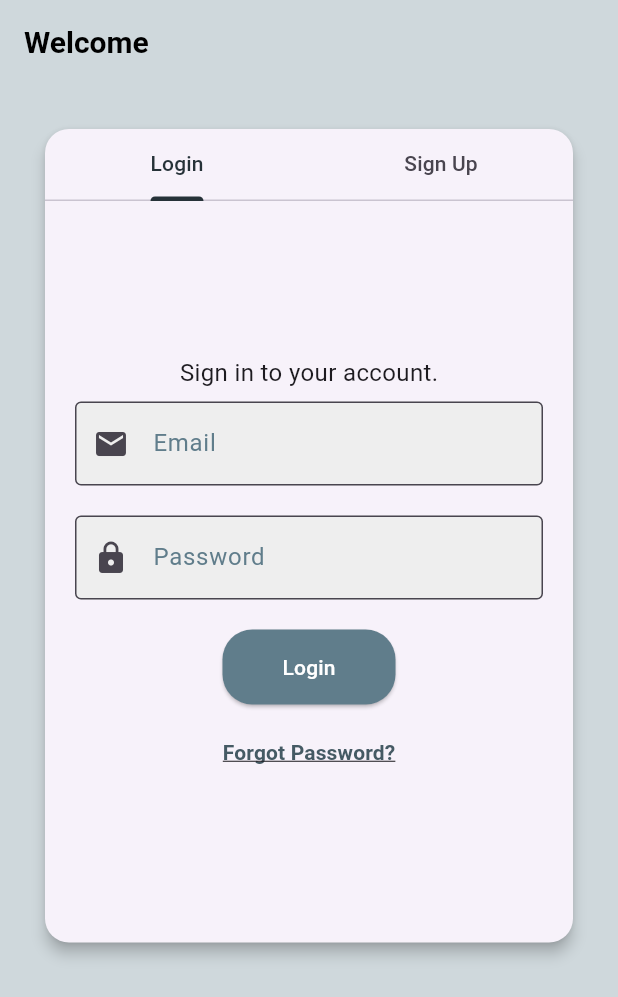
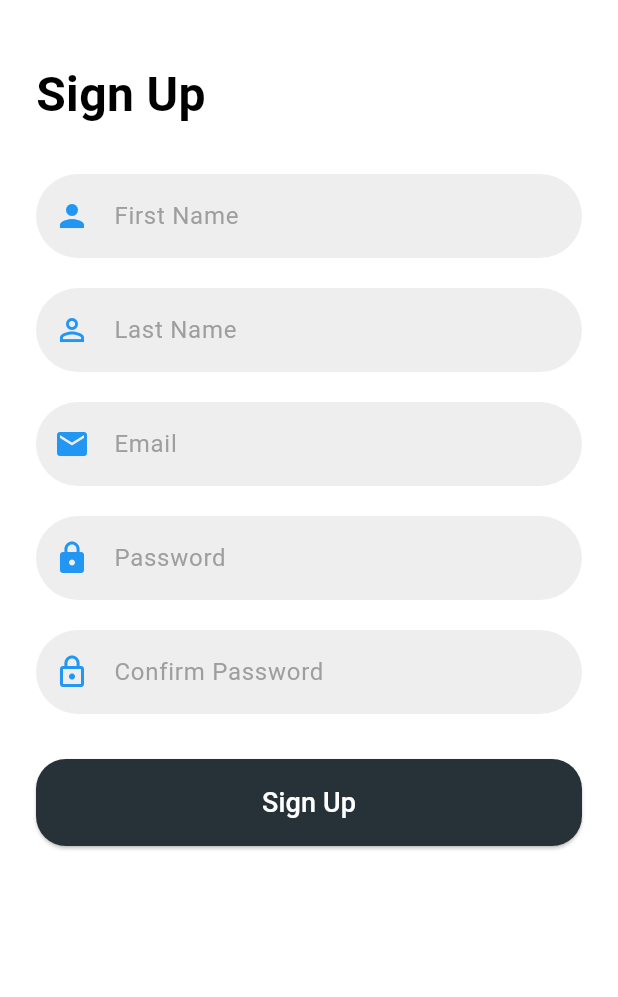
Before and after one commit to GreatGrant/RULE-BASED-EXPERT-SYSTEM-FOR-MALARIA-DIAGNOSIS, a Flutter app: the screen it shows after launch, on a phone screen of 412 x 824 dp. Shown: the top 997 px of the screen. Run offline on Flutter 3.47's test engine with Material 3 defaults, Android fonts, the phone set to English and light mode, and no system bars; our stand-ins replace cloud_firestore, device_info_plus, equatable, firebase_auth, firebase_core, go_router and 2 more; accounts and stored records are empty; Roboto replaces fonts that are missing (Poppins).

```diff
--- a/lib/navigation/go_router.dart
+++ b/lib/navigation/go_router.dart
@@ -3,6 +3,7 @@ import 'package:go_router/go_router.dart';
 import 'package:rbes_for_malaria_diagnosis/screens/admin_dashboard/admin_dashboard.dart';
 import 'package:rbes_for_malaria_diagnosis/screens/diagnosis/diagnosis_screen.dart';
 import 'package:rbes_for_malaria_diagnosis/screens/forgot_password/forgot_password_page.dart';
+import 'package:rbes_for_malaria_diagnosis/screens/sign_up/sign_up_screen.dart';
 import '../screens/edit_staff/edit_staff_details.dart';
 import '../screens/home/login_signup_screen.dart';
 import '../screens/manage_patients/manage_patients.dart';
@@ -17,7 +18,7 @@ final router = GoRouter(
       builder: (context, state) => const LoginSignUpScreen(title: "Welcome"),
       pageBuilder: (context, state) {
         return const CustomTransitionPage(
-          child: LoginSignUpScreen(title: "Welcome"),
+          child: SignupScreen(),
           transitionsBuilder: _fadeTransition,
         );
       },
--- /dev/null
+++ b/lib/screens/sign_up/sign_up_screen.dart
@@ -0,0 +1,169 @@
+import 'package:flutter/cupertino.dart';
+import 'package:flutter/material.dart';
+
+class SignupScreen extends StatefulWidget {
+  const SignupScreen({super.key});
+
+  @override
+  _SignupScreenState createState() => _SignupScreenState();
+}
+
+class _SignupScreenState extends State<SignupScreen> {
+  final _formKey = GlobalKey<FormState>();
+  final TextEditingController _firstNameController = TextEditingController();
+  final TextEditingController _lastNameController = TextEditingController();
+  final TextEditingController _emailController = TextEditingController();
+  final TextEditingController _passwordController = TextEditingController();
+  final TextEditingController _confirmPasswordController = TextEditingController();
+
+  @override
+  void dispose() {
+    _firstNameController.dispose();
+    _lastNameController.dispose();
+    _emailController.dispose();
+    _passwordController.dispose();
+    _confirmPasswordController.dispose();
+    super.dispose();
+  }
+
+  @override
+  Widget build(BuildContext context) {
+    return Scaffold(
+      backgroundColor: Colors.white,
+      body: SingleChildScrollView(
+        padding: const EdgeInsets.symmetric(horizontal: 24.0, vertical: 40.0),
+        child: Form(
+          key: _formKey,
+          child: Column(
+            crossAxisAlignment: CrossAxisAlignment.start,
+            children: [
+              const Text(
+                'Sign Up',
+                style: TextStyle(
+                  fontSize: 32,
+                  fontWeight: FontWeight.bold,
+                  color: Colors.black,
+                ),
+              ),
+              const SizedBox(height: 30),
+              _buildTextField(
+                controller: _firstNameController,
+                label: 'First Name',
+                icon: Icons.person,
+                validator: (value) =>
+                value!.isEmpty ? 'First name is required' : null,
+              ),
+              const SizedBox(height: 20),
+              _buildTextField(
+                controller: _lastNameController,
+                label: 'Last Name',
+                icon: Icons.person_outline,
+                validator: (value) =>
+                value!.isEmpty ? 'Last name is required' : null,
+              ),
+              const SizedBox(height: 20),
+              _buildTextField(
+                controller: _emailController,
+                label: 'Email',
+                icon: Icons.email,
+                keyboardType: TextInputType.emailAddress,
+                validator: (value) {
+                  if (value!.isEmpty) {
+                    return 'Email is required';
+                  }
+                  if (!RegExp(r'^[^@]+@[^@]+\.[^@]+').hasMatch(value)) {
+                    return 'Enter a valid email address';
+                  }
+                  return null;
+                },
+              ),
+              const SizedBox(height: 20),
+              _buildTextField(
+                controller: _passwordController,
+                label: 'Password',
+                icon: Icons.lock,
+                obscureText: true,
+                validator: (value) {
+                  if (value!.isEmpty) {
+                    return 'Password is required';
+                  }
+                  if (value.length < 6) {
+                    return 'Password must be at least 6 characters long';
+                  }
+                  return null;
+                },
+              ),
+              const SizedBox(height: 20),
+              _buildTextField(
+                controller: _confirmPasswordController,
+                label: 'Confirm Password',
+                icon: Icons.lock_outline,
+                obscureText: true,
+                validator: (value) {
+                  if (value!.isEmpty) {
+                    return 'Please confirm your password';
+                  }
+                  if (value != _passwordController.text) {
+                    return 'Passwords do not match';
+                  }
+                  return null;
+                },
+              ),
+              const SizedBox(height: 30),
+              ElevatedButton(
+                onPressed: () {
+                  if (_formKey.currentState!.validate()) {
+                    // Handle signup logic here
+                    ScaffoldMessenger.of(context).showSnackBar(
+                      const SnackBar(content: Text('Signing up...')),
+                    );
+                  }
+                },
+                style: ElevatedButton.styleFrom(
+                  shape: RoundedRectangleBorder(
+                    borderRadius: BorderRadius.circular(20),
+                  ),
+                  padding: const EdgeInsets.symmetric(vertical: 16),
+                  iconColor: Colors.blue,
+                ),
+                child: const Center(
+                  child: Text(
+                    'Sign Up',
+                    style: TextStyle(fontSize: 18, color: Colors.white),
+                  ),
+                ),
+              ),
+            ],
+          ),
+        ),
+      ),
+    );
+  }
+
+  Widget _buildTextField({
+    required TextEditingController controller,
+    required String label,
+    required IconData icon,
+    TextInputType keyboardType = TextInputType.text,
+    bool obscureText = false,
+    String? Function(String?)? validator,
+  }) {
+    return TextFormField(
+      controller: controller,
+      keyboardType: keyboardType,
+      obscureText: obscureText,
+      decoration: InputDecoration(
+        prefixIcon: Icon(icon, color: Colors.blue),
+        labelText: label,
+        labelStyle: const TextStyle(color: Colors.grey),
+        filled: true,
+        fillColor: Colors.grey[200],
+        border: OutlineInputBorder(
+          borderRadius: BorderRadius.circular(30.0),
+          borderSide: BorderSide.none,
+        ),
+      ),
+      validator: validator,
+    );
+  }
+}
```
Also changed, not shown: pubspec.lock, 12 other files.
